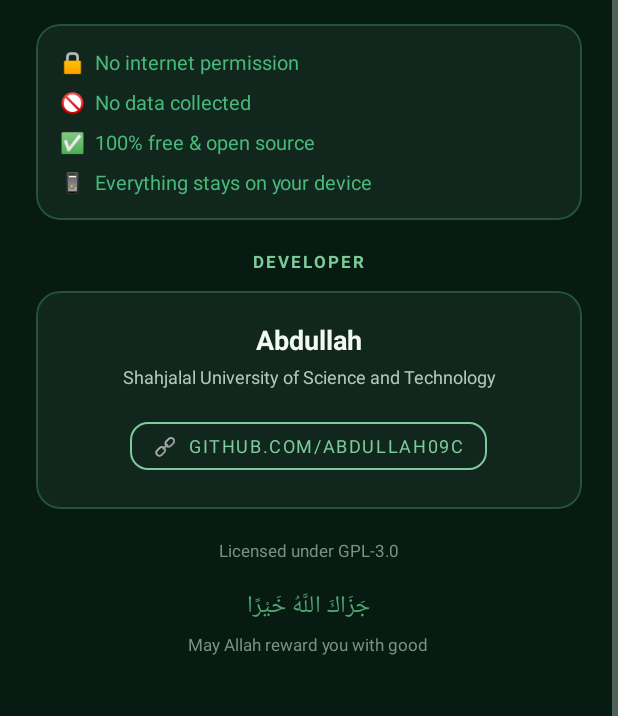
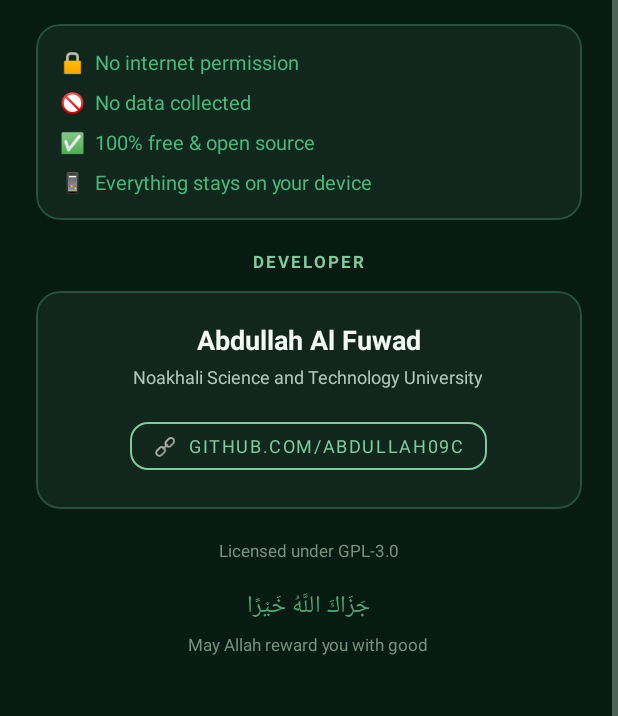
Before and after one commit to abdullah09c/PureShield-Stable, an Android app: the AboutActivity screen opened directly, with no data from a screen before it, scrolled down 90 dp, on a phone screen of 412 x 824 dp, the part 520-1236 px from its top. Run offline under Robolectric (Android 15) with nearby library versions, the light colour scheme and no system bars.

Commit message:
update developer information and improve project configuration

```diff
--- a/app/build.gradle
+++ b/app/build.gradle
@@ -8,12 +8,12 @@ tasks.register("prepareKotlinBuildScriptModel")
 
 android {
     namespace 'com.abdullah09c.pureshield'
-    compileSdk 34
+    compileSdk 35
 
     defaultConfig {
         applicationId "com.abdullah09c.pureshield"
         minSdk 21
-        targetSdk 34
+        targetSdk 35
         versionCode 1
         versionName "1.0.0"
     }
--- a/app/src/main/res/layout/activity_about.xml
+++ b/app/src/main/res/layout/activity_about.xml
@@ -136,20 +136,20 @@
                     <TextView
                         android:layout_width="wrap_content"
                         android:layout_height="wrap_content"
-                        android:text="Abdullah"
+                        android:layout_marginBottom="4dp"
+                        android:text="Abdullah Al Fuwad"
+                        android:textColor="@color/text_primary"
                         android:textSize="18sp"
-                        android:textStyle="bold"
-                        android:textColor="@color/text_primary"
-                        android:layout_marginBottom="4dp" />
+                        android:textStyle="bold" />
 
                     <TextView
                         android:layout_width="wrap_content"
                         android:layout_height="wrap_content"
-                        android:text="Shahjalal University of Science and Technology"
-                        android:textSize="12sp"
+                        android:layout_marginBottom="16dp"
+                        android:text="Noakhali Science and Technology University"
+                        android:textAlignment="center"
                         android:textColor="@color/text_secondary"
-                        android:textAlignment="center"
-                        android:layout_marginBottom="16dp" />
+                        android:textSize="12sp" />
 
                     <Button
                         android:id="@+id/btnGithub"
--- a/app/src/main/res/values/strings.xml
+++ b/app/src/main/res/values/strings.xml
@@ -68,7 +68,7 @@
 
     <!-- About -->
     <string name="about_version">Version 1.0.0</string>
-    <string name="about_developer">Abdullah</string>
+    <string name="about_developer">Abdullah Al Fuwad</string>
     <string name="about_github">github.com/abdullah09c</string>
     <string name="about_github_url">https://github.com/abdullah09c</string>
     <string name="about_description">PureShield was built with the intention of helping Muslims and everyone build healthier screen habits — blocking short-form content and filtering harmful web content, all without collecting any data.</string>
@@ -85,7 +85,7 @@
     <string name="feedback_feature">💡 Suggest a Feature</string>
     <string name="feedback_email">📧 Email Developer</string>
     <string name="feedback_github_issues">https://github.com/abdullah09c/pureshield/issues</string>
-    <string name="feedback_email_address">mailto:abdullah09c@gmail.com</string>
+    <string name="feedback_email_address">mailto:abdullah0117@student.nstu.edu.bd</string>
 
     <!-- General -->
     <string name="status_active">Active</string>
```
Also changed, not shown: 1 other file.
